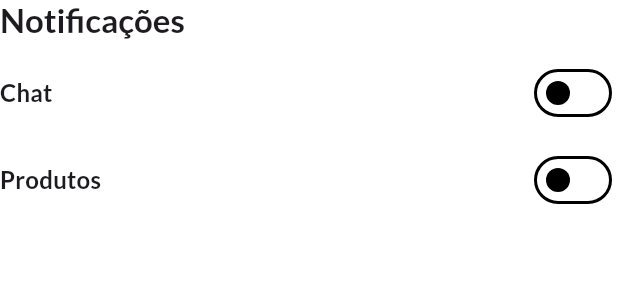
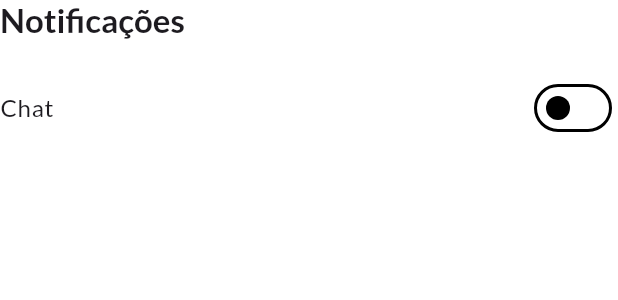
Before and after one commit to savioluis/kondus_app, a Flutter app: the NotificationSection widget shown alone on an empty page, opened directly, on a phone screen of 412 x 824 dp. Shown: the top 300 px of the screen. Run offline on Flutter 3.47's test engine with Material 3 defaults, Android fonts, the phone set to English and light mode, and no system bars; our stand-ins replace cloud_firestore, dio, equatable, firebase_core, flutter_secure_storage, get_it and 5 more; accounts and stored records are empty; network calls fail.

Commit message:
refactor: update settings page style

```diff
--- a/lib/src/modules/profile/presentation/profile_page.dart
+++ b/lib/src/modules/profile/presentation/profile_page.dart
@@ -52,7 +52,6 @@ class _ProfilePageState extends State<ProfilePage> {
                   Divider(thickness: 0.5, color: context.lightGreyColor),
                   const SizedBox(height: 48),
                   const ProfileOptions(),
-                  // const SizedBox(height: 100)
                 ],
               ),
             ),
--- a/lib/src/modules/settings/widgets/notification_section.dart
+++ b/lib/src/modules/settings/widgets/notification_section.dart
@@ -1,6 +1,5 @@
 import 'package:flutter/material.dart';
 import 'package:kondus/core/theme/app_theme.dart';
-
 import 'notification_switch_row.dart';
 
 class NotificationSection extends StatefulWidget {
@@ -12,27 +11,31 @@ class NotificationSection extends StatefulWidget {
 
 class _NotificationSectionState extends State<NotificationSection> {
   var _switchChat = false;
-  var _switchProduct = false;
+  // var _switchProduct = false;
 
   @override
   Widget build(BuildContext context) {
-    return Column(
+    return Padding(
+      padding: const EdgeInsets.only(bottom: 48),
+      child: Column(
+        mainAxisSize: MainAxisSize.min,
         crossAxisAlignment: CrossAxisAlignment.start,
         children: [
           Text("Notificações", style: context.titleLarge),
-        const SizedBox(height: 10),
+          const SizedBox(height: 16),
           NotificationSwitchRow(
             text: "Chat",
             switchValue: _switchChat,
             onTap: () => setState(() => _switchChat = !_switchChat),
           ),
-        const SizedBox(height: 10),
-        NotificationSwitchRow(
-          text: "Produtos",
-          switchValue: _switchProduct,
-          onTap: () => setState(() => _switchProduct = !_switchProduct),
-        )
+          // const SizedBox(height: 10),
+          // NotificationSwitchRow(
+          //   text: "Produtos",
+          //   switchValue: _switchProduct,
+          //   onTap: () => setState(() => _switchProduct = !_switchProduct),
+          // ),
         ],
+      ),
     );
   }
 }
--- a/lib/src/modules/settings/widgets/notification_switch_row.dart
+++ b/lib/src/modules/settings/widgets/notification_switch_row.dart
@@ -5,29 +5,37 @@ class NotificationSwitchRow extends StatelessWidget {
   final String text;
   final bool switchValue;
   final Function() onTap;
-  const NotificationSwitchRow(
-      {super.key,
+
+  const NotificationSwitchRow({
+    super.key,
     required this.text,
     required this.switchValue,
-        required this.onTap});
+    required this.onTap,
+  });
 
   @override
   Widget build(BuildContext context) {
-    return GestureDetector(
+    return Padding(
+      padding: const EdgeInsets.symmetric(vertical: 4),
+      child: GestureDetector(
         behavior: HitTestBehavior.opaque,
         onTap: onTap,
         child: Row(
-        mainAxisAlignment: MainAxisAlignment.spaceBetween,
+          mainAxisSize: MainAxisSize.min,
           children: [
-          Text(
+            Expanded(
+              child: Text(
                 text,
-            style: context.titleMedium,
+                style: context.bodyLarge,
+              ),
             ),
             Switch(
               value: switchValue,
               onChanged: (_) => onTap(),
+              activeColor: context.blueColor,
             ),
           ],
+        ),
       ),
     );
   }
```
Also changed, not shown: lib/src/modules/settings/presentation/settings_page.dart (+97 -21 lines), lib/src/modules/settings/widgets/theme_section.dart (+6 -5 lines), lib/src/modules/settings/widgets/theme_section_content.dart (+29 -9 lines). Lines whose indentation alone changed are shown as unchanged.
